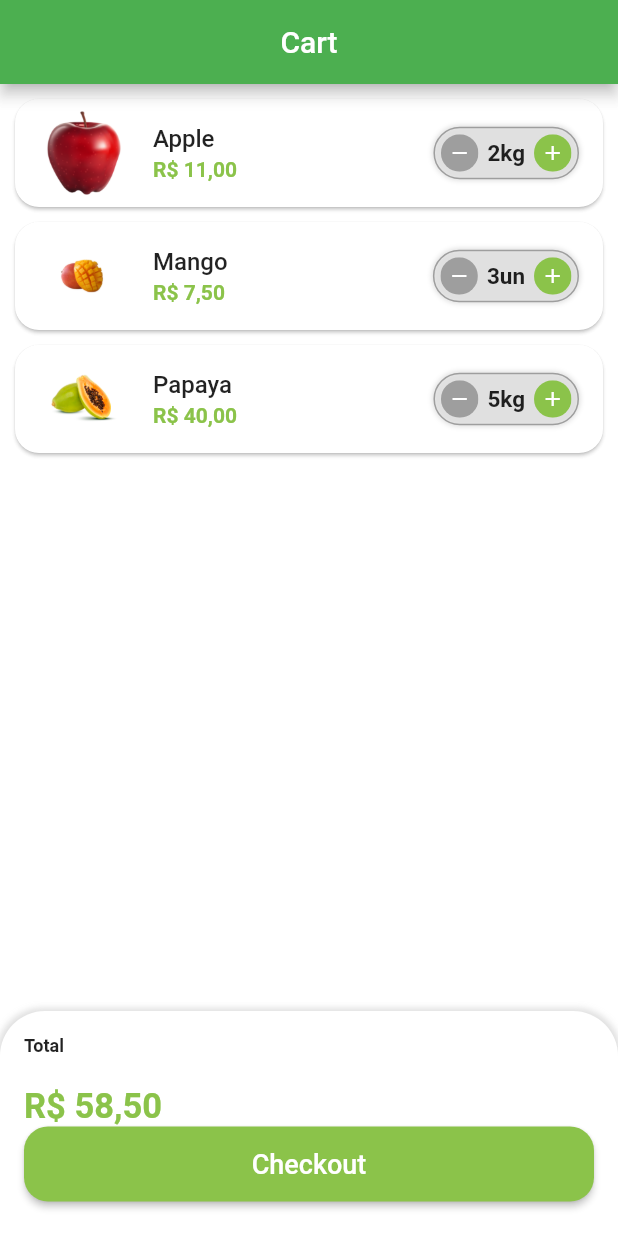
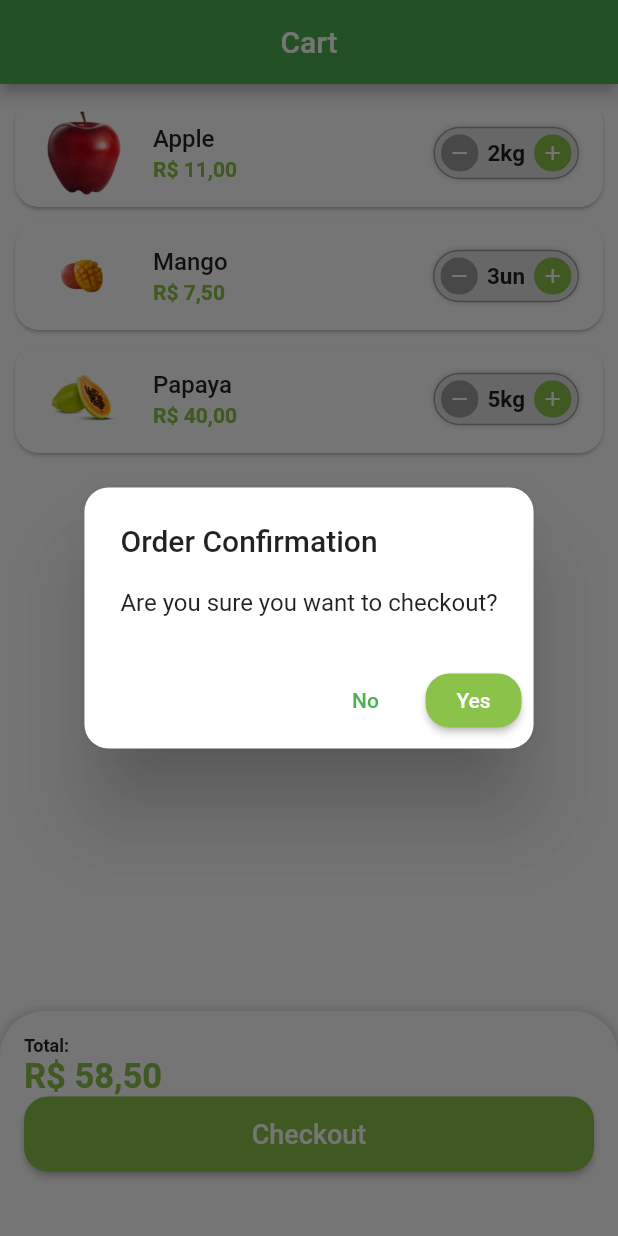
Before and after one commit to felipecastrosales/mercadinho, a Flutter app: the CartTab screen opened directly, after a tap on "Checkout", on a phone screen of 412 x 824 dp. Run offline on Flutter 3.47's test engine with Material 2 defaults, Android fonts, the phone set to English and light mode, and no system bars; our stand-ins replace animated_text_kit, badges, mask_text_input_formatter.

Commit message:
confirmation dialog

```diff
--- a/lib/src/pages/cart/cart_tab.dart
+++ b/lib/src/pages/cart/cart_tab.dart
@@ -70,13 +70,12 @@ class _CartTabState extends State<CartTab> {
               crossAxisAlignment: CrossAxisAlignment.stretch,
               children: [
                 const Text(
-                  'Total',
+                  'Total:',
                   style: TextStyle(
                     fontSize: 12,
                     fontWeight: FontWeight.bold,
                   ),
                 ),
-                const SizedBox(height: 20),
                 Text(
                   utilsServices.priceToCurrency(
                     cartTotalPrice(),
@@ -90,7 +89,11 @@ class _CartTabState extends State<CartTab> {
                 SizedBox(
                   height: 50,
                   child: ElevatedButton(
-                    onPressed: () {},
+                    onPressed: () async {
+                      bool? result = await showOrderConfirmation();
+                      // ignore: avoid_print
+                      print(result);
+                    },
                     child: const Text(
                       'Checkout',
                       style: TextStyle(
@@ -113,4 +116,33 @@ class _CartTabState extends State<CartTab> {
       ),
     );
   }
+
+  Future<bool?> showOrderConfirmation() {
+    return showDialog<bool>(
+      context: context,
+      builder: (context) => AlertDialog(
+        shape: RoundedRectangleBorder(
+          borderRadius: BorderRadius.circular(16),
+        ),
+        title: const Text('Order Confirmation'),
+        content: const Text('Are you sure you want to checkout?'),
+        actions: [
+          TextButton(
+            onPressed: () => Navigator.of(context).pop(false),
+            child: const Text('No'),
+          ),
+          ElevatedButton(
+            style: ElevatedButton.styleFrom(
+              shape: RoundedRectangleBorder(
+                borderRadius: BorderRadius.circular(16),
+              ),
+              primary: CustomColors.customSwatchColor,
+            ),
+            onPressed: () => Navigator.of(context).pop(true),
+            child: const Text('Yes'),
+          ),
+        ],
+      ),
+    );
+  }
 }
```
